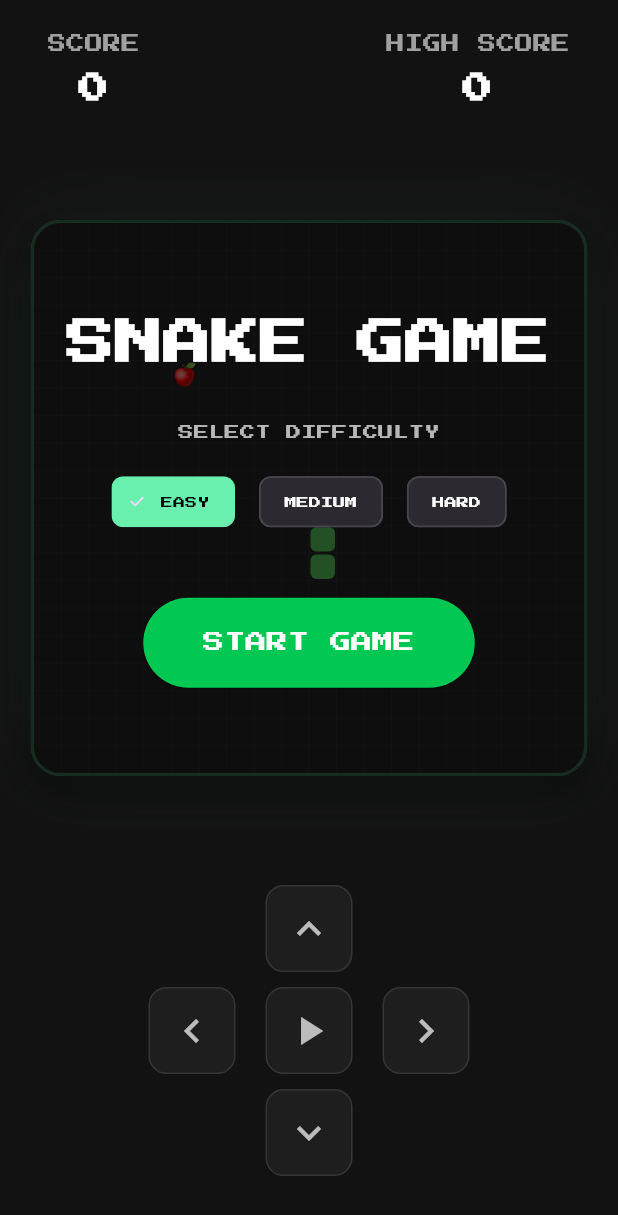
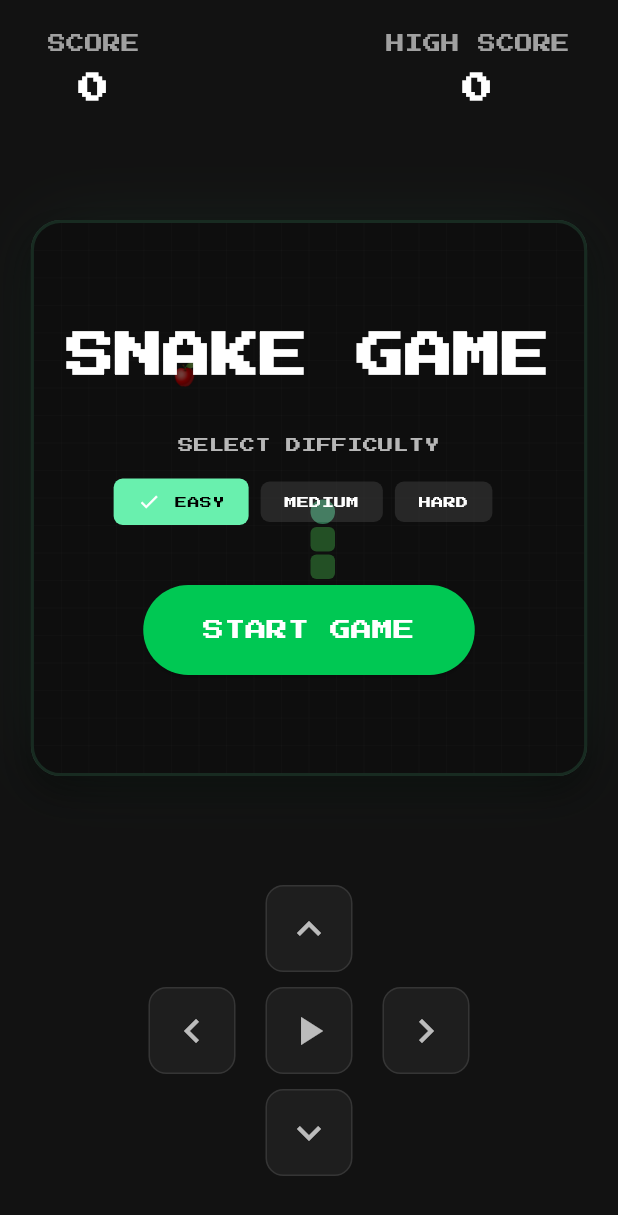
Before and after one commit to Iamdheeraj22/funky_snake, a Flutter app: the screen it shows after launch, on a phone screen of 412 x 824 dp. Shown: the top 1215 px of the screen. Run offline on Flutter 3.47's test engine with Material 3 defaults, Android fonts, the phone set to English and light mode, and no system bars; our stand-ins replace equatable, flutter_bloc, google_fonts.

Commit message:
refactor: Improve difficulty selector UI
This commit replaces the `ChoiceChip` widgets in the difficulty selector with custom `InkWell` and `Container` widgets.

- The new design provides a better visual distinction for the selected difficulty level.
- Adds a checkmark `Icon` to the selected option for improved clarity.
- Adjusts padding and layout for a cleaner appearance.

```diff
--- a/lib/ui/widgets/game_overlay.dart
+++ b/lib/ui/widgets/game_overlay.dart
@@ -1,5 +1,6 @@
 import 'package:flutter/material.dart';
 import 'package:google_fonts/google_fonts.dart';
+
 import '../../logic/game_state.dart';
 
 class GameOverlay extends StatelessWidget {
@@ -83,7 +84,10 @@ class GameOverlay extends StatelessWidget {
               onPressed: onStart,
               style: ElevatedButton.styleFrom(
                 backgroundColor: Colors.greenAccent[700],
-                padding: const EdgeInsets.symmetric(horizontal: 40, vertical: 20),
+                padding: const EdgeInsets.symmetric(
+                  horizontal: 40,
+                  vertical: 20,
+                ),
                 shape: RoundedRectangleBorder(
                   borderRadius: BorderRadius.circular(30),
                 ),
@@ -115,10 +119,7 @@ class _DifficultySelection extends StatelessWidget {
       children: [
         Text(
           'SELECT DIFFICULTY',
-          style: GoogleFonts.pressStart2p(
-            fontSize: 10,
-            color: Colors.white70,
-          ),
+          style: GoogleFonts.pressStart2p(fontSize: 10, color: Colors.white70),
         ),
         const SizedBox(height: 15),
         Row(
@@ -126,19 +127,36 @@ class _DifficultySelection extends StatelessWidget {
           children: GameDifficulty.values.map((d) {
             final isSelected = d == selected;
             return Padding(
-              padding: const EdgeInsets.symmetric(horizontal: 8.0),
-              child: ChoiceChip(
-                label: Text(
-                  d.name.toUpperCase(),
-                  style: GoogleFonts.pressStart2p(
-                    fontSize: 8,
-                    color: isSelected ? Colors.black : Colors.white,
+              padding: const EdgeInsets.only(right: 8.0),
+              child: InkWell(
+                onTap: () {
+                  onChanged(d);
+                },
+                child: Container(
+                  padding: const EdgeInsets.symmetric(
+                    horizontal: 16.0,
+                    vertical: 8.0,
+                  ),
+                  decoration: BoxDecoration(
+                    borderRadius: BorderRadius.circular(6),
+                    color: isSelected ? Colors.greenAccent : Colors.white10,
+                  ),
+                  child: Row(
+                    children: [
+                      if (isSelected) ...[
+                        Icon(Icons.done, size: 15),
+                        SizedBox(width: 10),
+                      ],
+                      Text(
+                        d.name.toUpperCase(),
+                        style: GoogleFonts.pressStart2p(
+                          fontSize: 8,
+                          color: isSelected ? Colors.black : Colors.white,
+                        ),
+                      ),
+                    ],
                   ),
                 ),
-                selected: isSelected,
-                selectedColor: Colors.greenAccent,
-                backgroundColor: Colors.white10,
-                onSelected: (_) => onChanged(d),
               ),
             );
           }).toList(),
```
